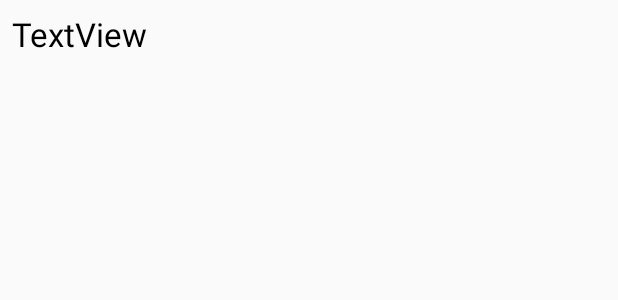
After one commit to Blue-Dragon/PedarKharj, an Android app: the layout activity_retro_main.xml on its own in the app's theme, with its tools: preview values and no code run, on a phone screen of 412 x 824 dp. The commit adds this screen. Shown: the top 300 px of the screen. Run offline under Robolectric (Android 15) with nearby library versions, the light colour scheme and no system bars; network calls fail.

Commit message:
ceate simple retrofit example- json to object with GSON

```diff
--- a/app/src/main/AndroidManifest.xml
+++ b/app/src/main/AndroidManifest.xml
@@ -16,6 +16,7 @@
         android:supportsRtl="true"
         android:theme="@style/AppTheme"
         tools:ignore="GoogleAppIndexingWarning">
+        <activity android:name=".retrofitStuff.RetroMainActivity"></activity>
         <activity android:name=".profile.PicProfile" />
         <activity
             android:name=".mainpage.MyDrawerActivity"
--- /dev/null
+++ b/app/src/main/res/layout/activity_retro_main.xml
@@ -0,0 +1,27 @@
+<?xml version="1.0" encoding="utf-8"?>
+<RelativeLayout xmlns:android="http://schemas.android.com/apk/res/android"
+    xmlns:app="http://schemas.android.com/apk/res-auto"
+    xmlns:tools="http://schemas.android.com/tools"
+    android:layout_width="match_parent"
+    android:layout_height="match_parent"
+    android:padding="8dp"
+    tools:context=".retrofitStuff.RetroMainActivity">
+
+    <android.support.v4.widget.NestedScrollView
+        android:layout_width="match_parent"
+        android:layout_height="match_parent">
+
+        <TextView
+        android:id="@+id/tv_retro_result"
+        android:layout_width="wrap_content"
+        android:layout_height="wrap_content"
+        android:text="TextView"
+            android:textSize="22dp"
+        android:textColor="#000"
+        tools:layout_editor_absoluteX="144dp"
+        tools:layout_editor_absoluteY="160dp" />
+    </android.support.v4.widget.NestedScrollView>
+
+
+
+</RelativeLayout>
```
Also changed, not shown: app/build.gradle (+9 -1 lines), app/src/main/java/com/example/pedarkharj/MainActivity.java (+20 -12 lines), app/src/main/java/com/example/pedarkharj/profile/PicProfile.java (+18 -12 lines), app/src/main/java/com/example/pedarkharj/profile/ProfileActivity.java (+15 -3 lines), app/src/main/java/com/example/pedarkharj/profile/SharedPrefManager.java (+18 -23 lines), app/src/main/java/com/example/pedarkharj/profile/URLs.java (+5 -4 lines), app/src/main/java/com/example/pedarkharj/retrofitStuff/Post.java (added, +44 -0 lines), app/src/main/java/com/example/pedarkharj/retrofitStuff/RetroMainActivity.java (added, +72 -0 lines), app/src/main/java/com/example/pedarkharj/retrofitStuff/TaskService.java (added, +13 -0 lines).
